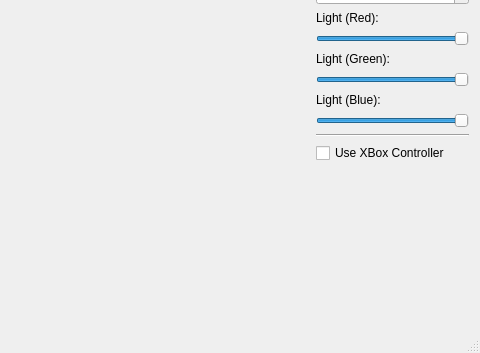
Old version of the form mainwindow.ui in the repository TimSevereijns/D-Viz; both pictures show x 720 to 1200 and y 447 to 800 of the 1200 by 800 pixel window.
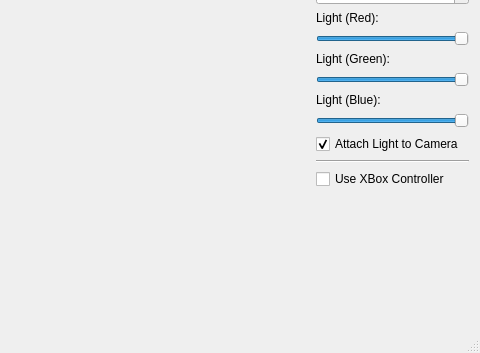
New version of the form.

Commit message:
Detachable Light
+ The (one and only) light source can now be detached from the camera.

Patch:
```diff
--- a/mainwindow.ui
+++ b/mainwindow.ui
@@ -328,6 +328,16 @@
        </property>
       </widget>
      </item>
+     <item>
+      <widget class="QCheckBox" name="attachLightToCameraCheckBox">
+       <property name="text">
+        <string>Attach Light to Camera</string>
+       </property>
+       <property name="checked">
+        <bool>true</bool>
+       </property>
+      </widget>
+     </item>
      <item>
       <widget class="Line" name="line_3">
        <property name="orientation">
```
The commit also changes 7 other files.
